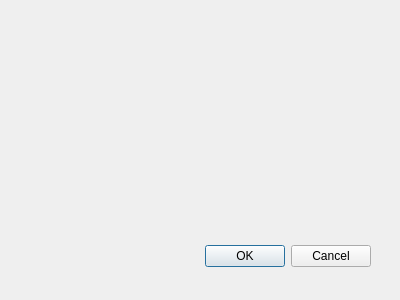
First picture: the form in sandbox/andreas/gui/Dialog_Settings.ui, repository nilsknacken/A3B-repo, before the edit.
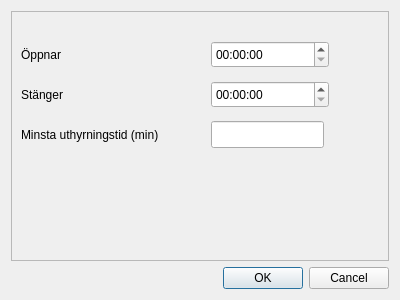
Second picture: the form after the edit.

Commit message: GUI: Lite mera gui

The edit to the form file:
```diff
--- a/sandbox/andreas/gui/Dialog_Settings.ui
+++ b/sandbox/andreas/gui/Dialog_Settings.ui
@@ -15,22 +15,106 @@
   <property name="windowTitle">
    <string>Dialog</string>
   </property>
-  <widget class="QDialogButtonBox" name="buttonBox">
-   <property name="geometry">
-    <rect>
-     <x>30</x>
-     <y>240</y>
-     <width>341</width>
-     <height>32</height>
-    </rect>
-   </property>
-   <property name="orientation">
-    <enum>Qt::Horizontal</enum>
-   </property>
-   <property name="standardButtons">
-    <set>QDialogButtonBox::Cancel|QDialogButtonBox::Ok</set>
-   </property>
-  </widget>
+  <layout class="QVBoxLayout" name="verticalLayout">
+   <item>
+    <widget class="QFrame" name="frame">
+     <property name="frameShape">
+      <enum>QFrame::StyledPanel</enum>
+     </property>
+     <property name="frameShadow">
+      <enum>QFrame::Raised</enum>
+     </property>
+     <property name="min_rent_time" stdset="0">
+      <number>0</number>
+     </property>
+     <widget class="QLabel" name="label">
+      <property name="geometry">
+       <rect>
+        <x>10</x>
+        <y>30</y>
+        <width>180</width>
+        <height>27</height>
+       </rect>
+      </property>
+      <property name="text">
+       <string>Öppnar</string>
+      </property>
+     </widget>
+     <widget class="QLabel" name="label_2">
+      <property name="geometry">
+       <rect>
+        <x>10</x>
+        <y>70</y>
+        <width>180</width>
+        <height>27</height>
+       </rect>
+      </property>
+      <property name="text">
+       <string>Stänger</string>
+      </property>
+     </widget>
+     <widget class="QLabel" name="label_3">
+      <property name="geometry">
+       <rect>
+        <x>10</x>
+        <y>110</y>
+        <width>180</width>
+        <height>27</height>
+       </rect>
+      </property>
+      <property name="text">
+       <string>Minsta uthyrningstid (min)</string>
+      </property>
+     </widget>
+     <widget class="QTimeEdit" name="timeEdit">
+      <property name="geometry">
+       <rect>
+        <x>200</x>
+        <y>30</y>
+        <width>118</width>
+        <height>27</height>
+       </rect>
+      </property>
+     </widget>
+     <widget class="QTimeEdit" name="timeEdit_2">
+      <property name="geometry">
+       <rect>
+        <x>200</x>
+        <y>70</y>
+        <width>118</width>
+        <height>27</height>
+       </rect>
+      </property>
+     </widget>
+     <widget class="QLineEdit" name="lineEdit">
+      <property name="geometry">
+       <rect>
+        <x>200</x>
+        <y>110</y>
+        <width>113</width>
+        <height>27</height>
+       </rect>
+      </property>
+      <property name="text">
+       <string/>
+      </property>
+     </widget>
+    </widget>
+   </item>
+   <item>
+    <widget class="QDialogButtonBox" name="buttonBox">
+     <property name="orientation">
+      <enum>Qt::Horizontal</enum>
+     </property>
+     <property name="standardButtons">
+      <set>QDialogButtonBox::Cancel|QDialogButtonBox::Ok</set>
+     </property>
+     <property name="centerButtons">
+      <bool>false</bool>
+     </property>
+    </widget>
+   </item>
+  </layout>
  </widget>
  <pixmapfunction/>
  <resources/>
```
Left out of the diff: 5 changed lines with no effect on the pictures. The commit also changes 7 other files.
